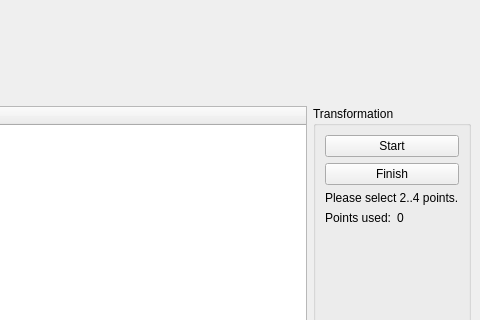
First picture: the form in mainwindow.ui, repository ElektronikNode/autodrill, before the edit; both pictures show x 462 to 942 and y 222 to 542 of the 942 by 653 pixel window.
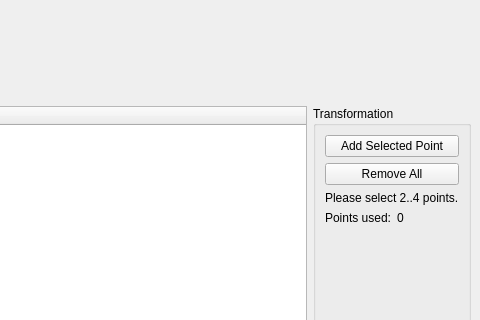
Second picture: the form after the edit.

```diff
--- a/mainwindow.ui
+++ b/mainwindow.ui
@@ -53,14 +53,14 @@
        <item>
         <widget class="QPushButton" name="pushButton_startNextTrafo">
          <property name="text">
-          <string>Start</string>
+          <string>Add Selected Point</string>
          </property>
         </widget>
        </item>
        <item>
         <widget class="QPushButton" name="pushButton_finishTrafo">
          <property name="text">
-          <string>Finish</string>
+          <string>Remove All</string>
          </property>
         </widget>
        </item>
```
Left out of the diff: 6 changed lines with no effect on the pictures.
